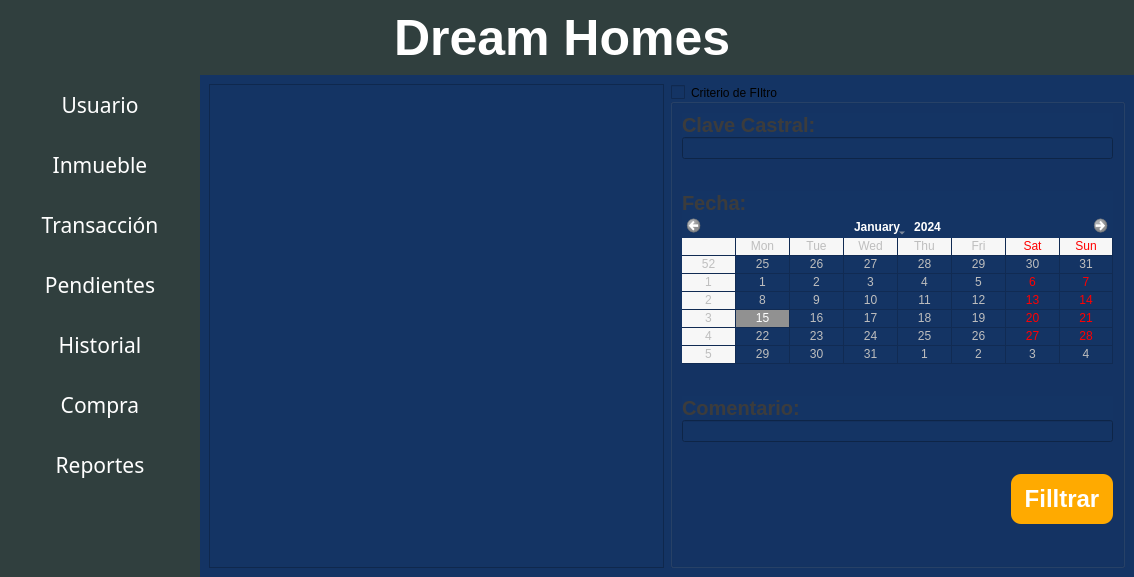
JhustynC/TF_BaseDeDatos, file view/menu_principal.ui: the form before one commit.
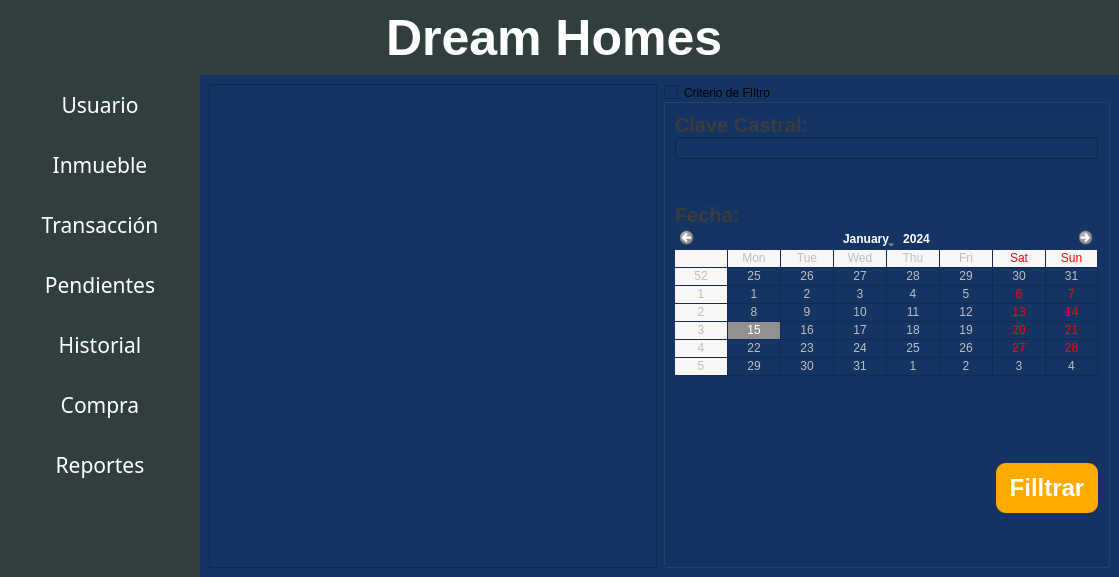
The form after the commit. The open tabs and pages were chosen to show the change. Icons and pictures are not drawn.

Commit message: Camcio de nombre de widgets

The edit to the form file:
```diff
--- a/view/menu_principal.ui
+++ b/view/menu_principal.ui
@@ -9,7 +9,7 @@
    <rect>
     <x>0</x>
     <y>0</y>
-    <width>1134</width>
+    <width>1114</width>
     <height>577</height>
    </rect>
   </property>
@@ -1486,16 +1486,6 @@
                               </property>
                              </spacer>
                             </item>
-                            <item>
-                             <widget class="QLabel" name="label_37">
-                              <property name="text">
-                               <string>Comentario:</string>
-                              </property>
-                             </widget>
-                            </item>
-                            <item>
-                             <widget class="QLineEdit" name="lineEdit_16"/>
-                            </item>
                             <item>
                              <spacer name="verticalSpacer_21">
                               <property name="orientation">
```
Left out of the diff: 164 changed lines with no effect on the pictures.
